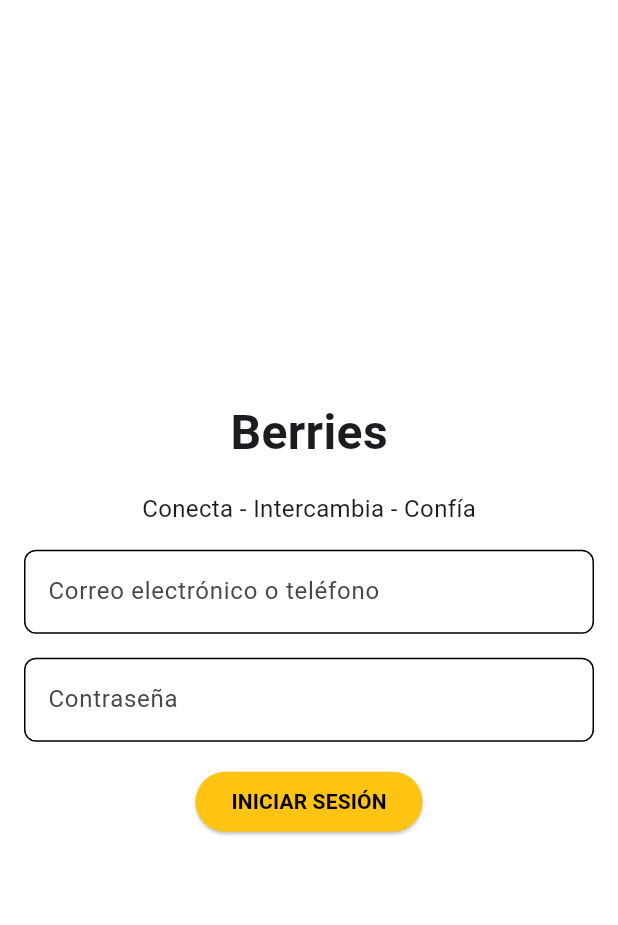
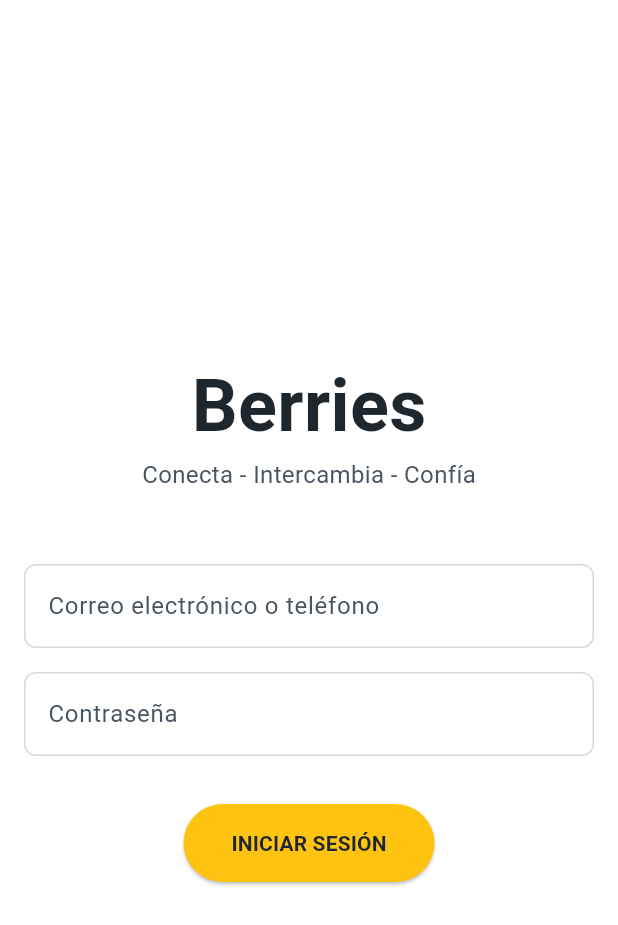
Before and after one commit to jhonazsh17/berries_p2p_app, a Flutter app: the screen it shows after launch, on a phone screen of 412 x 824 dp. Shown: the top 925 px of the screen. Run offline on Flutter 3.47's test engine with Material 3 defaults, Android fonts, the phone set to English and light mode, and no system bars; our stand-ins replace flutter_map, geolocator, latlong2.

Commit message:
refactoring login screen

```diff
--- a/lib/core/constants/app_strings.dart
+++ b/lib/core/constants/app_strings.dart
@@ -1,5 +1,10 @@
 abstract final class AppStrings {
-  // App Indetity
+  // App Indetity literals
   static const appName = 'Berries';
   static const appMessage = 'Conecta - Intercambia - Confía';
+
+  // Login literals
+  static const loginButtonText = 'INICIAR SESIÓN';
+  static const emailInputPlaceholder = 'Correo electrónico o teléfono';
+  static const passwordInputPlaceholder = 'Contraseña';
 }
--- a/lib/core/theme/app_colors.dart
+++ b/lib/core/theme/app_colors.dart
@@ -1,6 +1,14 @@
 import 'package:flutter/material.dart';
 
 class AppColors {
+  // Theme colors
   static const Color primary = Color(0xFFFFC312);
   static const Color cream = Color(0xFFffeaa7);
+
+  // Text colors
+  static const Color primaryText = Color(0xFF1e272e);
+  static const Color secondaryText = Color(0xFF485460);
+
+  // Greys colors
+  static const Color primaryGrey = Color(0xFFd2dae2);
 }
--- a/lib/features/login/presentation/screens/login.dart
+++ /dev/null
@@ -1,87 +0,0 @@
-import 'package:flutter/material.dart';
-import 'package:berries_p2p_app/features/home/presentation/screens/home.dart';
-import 'package:berries_p2p_app/core/theme/app_colors.dart';
-
-class Login extends StatelessWidget {
-  const Login({super.key});
-
-  @override
-  Widget build(BuildContext context) {
-    return Scaffold(
-      backgroundColor: Colors.white,
-      body: Padding(
-        padding: EdgeInsets.all(16.0),
-        child: Column(
-          mainAxisAlignment: MainAxisAlignment.center,
-          children: [
-            Form(
-              child: Column(
-                children: [
-                  Text(
-                    'Berries',
-                    style: TextStyle(fontSize: 32, fontWeight: FontWeight.bold),
-                  ),
-                  SizedBox(height: 16),
-                  Text(
-                    'Conecta - Intercambia - Confía',
-                    style: TextStyle(fontSize: 16),
-                  ),
-                  SizedBox(height: 16),
-                  TextField(
-                    decoration: InputDecoration(
-                      labelText: 'Correo electrónico o teléfono',
-                      border: OutlineInputBorder(
-                        borderRadius: BorderRadius.circular(8),
-                      ),
-                      enabledBorder: OutlineInputBorder(
-                        borderRadius: BorderRadius.circular(8),
-                      ),
-                      focusedBorder: OutlineInputBorder(
-                        borderRadius: BorderRadius.circular(8),
-                      ),
-                    ),
-                  ),
-                  SizedBox(height: 16),
-                  TextField(
-                    obscureText: true,
-                    decoration: InputDecoration(
-                      labelText: 'Contraseña',
-                      border: OutlineInputBorder(
-                        borderRadius: BorderRadius.circular(8),
-                      ),
-                      enabledBorder: OutlineInputBorder(
-                        borderRadius: BorderRadius.circular(8),
-                      ),
-                      focusedBorder: OutlineInputBorder(
-                        borderRadius: BorderRadius.circular(8),
-                      ),
-                    ),
-                  ),
-                  SizedBox(height: 16),
-                  ElevatedButton(
-                    onPressed: () {
-                      Navigator.pushReplacement(
-                        context,
-                        MaterialPageRoute(builder: (context) => const Home()),
-                      );
-                    },
-                    style: ElevatedButton.styleFrom(
-                      backgroundColor: AppColors.primary,
-                    ),
-                    child: Text(
-                      'INICIAR SESIÓN',
-                      style: TextStyle(
-                        color: Colors.black,
-                        fontWeight: FontWeight.bold,
-                      ),
-                    ),
-                  ),
-                ],
-              ),
-            ),
-          ],
-        ),
-      ),
-    );
-  }
-}
--- /dev/null
+++ b/lib/features/login/presentation/screens/login_screen.dart
@@ -0,0 +1,99 @@
+import 'package:berries_p2p_app/core/constants/app_strings.dart';
+import 'package:flutter/material.dart';
+import 'package:berries_p2p_app/features/home/presentation/screens/home.dart';
+import 'package:berries_p2p_app/core/theme/app_colors.dart';
+
+class LoginScreen extends StatelessWidget {
+  const LoginScreen({super.key});
+
+  @override
+  Widget build(BuildContext context) {
+    return Scaffold(
+      backgroundColor: Colors.white,
+      body: Padding(
+        padding: EdgeInsets.all(16.0),
+        child: Column(
+          mainAxisAlignment: MainAxisAlignment.center,
+          children: [
+            Form(
+              child: Column(
+                children: [
+                  Text(
+                    AppStrings.appName,
+                    style: TextStyle(
+                      fontSize: 48,
+                      fontWeight: FontWeight.bold,
+                      color: AppColors.primaryText,
+                    ),
+                  ),
+                  Text(
+                    AppStrings.appMessage,
+                    style: TextStyle(
+                      fontSize: 16,
+                      color: AppColors.secondaryText,
+                    ),
+                  ),
+                  SizedBox(height: 48),
+                  ..._inputs(),
+                  SizedBox(height: 32),
+                  _button(context),
+                ],
+              ),
+            ),
+          ],
+        ),
+      ),
+    );
+  }
+
+  Widget _button(BuildContext context) {
+    return ElevatedButton(
+      onPressed: () {
+        _navigateToHome(context);
+      },
+      style: ElevatedButton.styleFrom(
+        backgroundColor: AppColors.primary,
+        padding: const EdgeInsets.symmetric(vertical: 16, horizontal: 32),
+      ),
+      child: Text(
+        AppStrings.loginButtonText,
+        style: TextStyle(
+          color: AppColors.primaryText,
+          fontWeight: FontWeight.bold,
+        ),
+      ),
+    );
+  }
+
+  void _navigateToHome(BuildContext context) {
+    Navigator.pushReplacement(
+      context,
+      MaterialPageRoute(builder: (context) => const Home()),
+    );
+  }
+
+  List<Widget> _inputs() {
+    return [
+      _input(AppStrings.emailInputPlaceholder),
+      SizedBox(height: 16),
+      _input(AppStrings.passwordInputPlaceholder, isObscureText: true),
+    ];
+  }
+
+  Widget _input(String text, {bool isObscureText = false}) {
+    OutlineInputBorder inputBorder = OutlineInputBorder(
+      borderRadius: BorderRadius.circular(8),
+      borderSide: BorderSide(color: AppColors.primaryGrey, width: 1),
+    );
+
+    return TextField(
+      obscureText: isObscureText,
+      decoration: InputDecoration(
+        labelText: text,
+        labelStyle: const TextStyle(color: AppColors.secondaryText),
+        enabledBorder: inputBorder,
+        focusedBorder: inputBorder,
+      ),
+    );
+  }
+}
--- a/lib/features/splash/presentation/screens/splash_screen.dart
+++ b/lib/features/splash/presentation/screens/splash_screen.dart
@@ -1,12 +1,23 @@
 import 'package:flutter/material.dart';
-import 'package:berries_p2p_app/features/login/presentation/screens/login.dart';
+import 'package:berries_p2p_app/features/login/presentation/screens/login_screen.dart';
 import 'package:berries_p2p_app/core/constants/app_strings.dart';
+import 'package:berries_p2p_app/core/theme/app_colors.dart';
 
 const _splashDuration = Duration(seconds: 3);
 
 final List<Map> texts = [
-  {"value": AppStrings.appName, "size": 48, "fontWeight": FontWeight.bold},
-  {"value": AppStrings.appMessage, "size": 16, "fontWeight": FontWeight.normal},
+  {
+    "value": AppStrings.appName,
+    "size": 48,
+    "fontWeight": FontWeight.bold,
+    "color": AppColors.primaryText,
+  },
+  {
+    "value": AppStrings.appMessage,
+    "size": 16,
+    "fontWeight": FontWeight.normal,
+    "color": AppColors.secondaryText,
+  },
 ];
 
 class SplashScreen extends StatefulWidget {
@@ -42,7 +53,7 @@ class _SplashScreenState extends State<SplashScreen> {
     if (mounted) {
       Navigator.pushReplacement(
         context,
-        MaterialPageRoute(builder: (context) => const Login()),
+        MaterialPageRoute(builder: (context) => const LoginScreen()),
       );
     }
   }
@@ -55,6 +66,7 @@ class _SplashScreenState extends State<SplashScreen> {
           style: TextStyle(
             fontSize: text['size'],
             fontWeight: text['fontWeight'],
+            color: text['color'],
           ),
         ),
     ];
```
